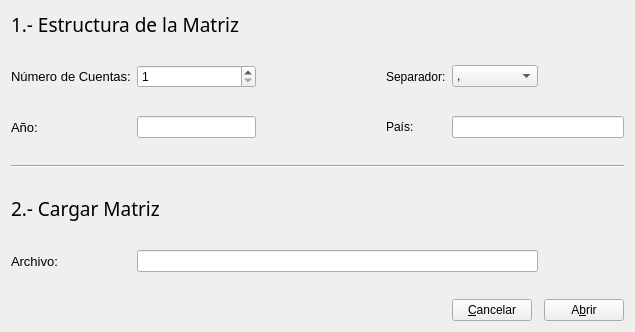
The window that formLoadMatrix.ui (rudmanmrrod/mmcs) describes before a commit, drawn with Qt 5.
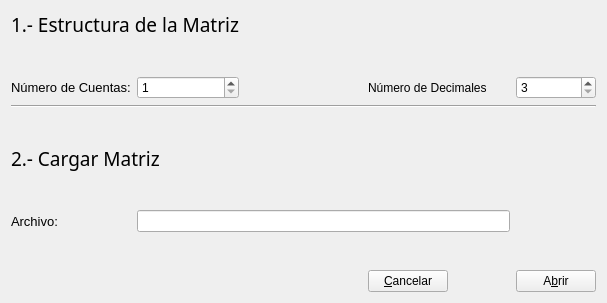
The same window after the commit. Icons and pictures are not drawn.

The edit to the form file:
```diff
--- a/formLoadMatrix.ui
+++ b/formLoadMatrix.ui
@@ -9,8 +9,8 @@
    <rect>
     <x>0</x>
     <y>0</y>
-    <width>635</width>
-    <height>332</height>
+    <width>607</width>
+    <height>303</height>
    </rect>
   </property>
   <property name="windowTitle">
@@ -19,37 +19,20 @@
   <layout class="QVBoxLayout" name="verticalLayout">
    <item>
     <layout class="QGridLayout" name="gridLayout">
-     <item row="13" column="6">
-      <widget class="QPushButton" name="buttonOpen">
-       <property name="text">
-        <string>A&amp;brir</string>
-       </property>
-      </widget>
-     </item>
-     <item row="4" column="1">
-      <widget class="QLineEdit" name="editYear"/>
-     </item>
-     <item row="11" column="1">
-      <spacer name="verticalSpacer">
+     <item row="2" column="2" colspan="2">
+      <spacer name="horizontalSpacer">
        <property name="orientation">
-        <enum>Qt::Vertical</enum>
+        <enum>Qt::Horizontal</enum>
        </property>
        <property name="sizeHint" stdset="0">
         <size>
-         <width>20</width>
-         <height>40</height>
+         <width>40</width>
+         <height>20</height>
         </size>
        </property>
       </spacer>
      </item>
-     <item row="6" column="0" colspan="7">
-      <widget class="Line" name="line">
-       <property name="orientation">
-        <enum>Qt::Horizontal</enum>
-       </property>
-      </widget>
-     </item>
-     <item row="8" column="0" colspan="2">
+     <item row="5" column="0" colspan="2">
       <widget class="QLabel" name="label_2">
        <property name="font">
         <font>
@@ -64,34 +47,75 @@
        </property>
       </widget>
      </item>
-     <item row="4" column="3">
-      <widget class="QLabel" name="label_6">
-       <property name="text">
-        <string>País:</string>
+     <item row="6" column="0">
+      <spacer name="verticalSpacer_5">
+       <property name="orientation">
+        <enum>Qt::Vertical</enum>
        </property>
-      </widget>
+       <property name="sizeHint" stdset="0">
+        <size>
+         <width>20</width>
+         <height>40</height>
+        </size>
+       </property>
+      </spacer>
      </item>
      <item row="4" column="0">
-      <widget class="QLabel" name="label_5">
+      <spacer name="verticalSpacer_3">
+       <property name="orientation">
+        <enum>Qt::Vertical</enum>
+       </property>
+       <property name="sizeHint" stdset="0">
+        <size>
+         <width>20</width>
+         <height>40</height>
+        </size>
+       </property>
+      </spacer>
+     </item>
+     <item row="0" column="0" colspan="2">
+      <widget class="QLabel" name="label">
        <property name="font">
         <font>
-         <pointsize>10</pointsize>
+         <family>Aero Matics</family>
+         <pointsize>14</pointsize>
+         <weight>50</weight>
+         <bold>false</bold>
         </font>
        </property>
        <property name="text">
-        <string>Año:</string>
+        <string>1.- Estructura de la Matriz</string>
        </property>
       </widget>
      </item>
-     <item row="2" column="0">
-      <widget class="QLabel" name="label_3">
-       <property name="font">
-        <font>
-         <pointsize>10</pointsize>
-        </font>
+     <item row="10" column="6">
+      <widget class="QPushButton" name="buttonOpen">
+       <property name="text">
+        <string>A&amp;brir</string>
        </property>
+      </widget>
+     </item>
+     <item row="2" column="4" colspan="2">
+      <widget class="QLabel" name="label_4">
        <property name="text">
-        <string>Número de Cuentas:</string>
+        <string>Número de Decimales</string>
+       </property>
+      </widget>
+     </item>
+     <item row="2" column="6">
+      <widget class="QSpinBox" name="spinBox">
+       <property name="minimum">
+        <number>3</number>
+       </property>
+       <property name="maximum">
+        <number>15</number>
+       </property>
+      </widget>
+     </item>
+     <item row="3" column="0" colspan="7">
+      <widget class="Line" name="line">
+       <property name="orientation">
+        <enum>Qt::Horizontal</enum>
        </property>
       </widget>
      </item>
@@ -102,7 +126,26 @@
        </property>
       </widget>
      </item>
-     <item row="10" column="6">
+     <item row="2" column="0">
+      <widget class="QLabel" name="label_3">
+       <property name="font">
+        <font>
+         <pointsize>10</pointsize>
+        </font>
+       </property>
+       <property name="text">
+        <string>Número de Cuentas:</string>
+       </property>
+      </widget>
+     </item>
+     <item row="7" column="1" colspan="5">
+      <widget class="QLineEdit" name="editFilePath">
+       <property name="readOnly">
+        <bool>true</bool>
+       </property>
+      </widget>
+     </item>
+     <item row="7" column="6">
       <widget class="QPushButton" name="buttonSearch">
        <property name="toolTip">
         <string>Examinar</string>
@@ -119,99 +162,6 @@
        </property>
       </widget>
      </item>
-     <item row="13" column="4">
-      <widget class="QPushButton" name="buttonCancel">
-       <property name="text">
-        <string>&amp;Cancelar</string>
-       </property>
-      </widget>
-     </item>
-     <item row="10" column="1" colspan="5">
-      <widget class="QLineEdit" name="editFilePath">
-       <property name="readOnly">
-        <bool>true</bool>
-       </property>
-      </widget>
-     </item>
-     <item row="0" column="0" colspan="2">
-      <widget class="QLabel" name="label">
-       <property name="font">
-        <font>
-         <family>Aero Matics</family>
-         <pointsize>14</pointsize>
-         <weight>50</weight>
-         <bold>false</bold>
-        </font>
-       </property>
-       <property name="text">
-        <string>1.- Estructura de la Matriz</string>
-       </property>
-      </widget>
-     </item>
-     <item row="10" column="0">
-      <widget class="QLabel" name="label_7">
-       <property name="font">
-        <font>
-         <pointsize>10</pointsize>
-        </font>
-       </property>
-       <property name="text">
-        <string>Archivo:</string>
-       </property>
-      </widget>
-     </item>
-     <item row="3" column="1">
-      <spacer name="verticalSpacer_2">
-       <property name="orientation">
-        <enum>Qt::Vertical</enum>
-       </property>
-       <property name="sizeHint" stdset="0">
-        <size>
-         <width>20</width>
-         <height>40</height>
-        </size>
-       </property>
-      </spacer>
-     </item>
-     <item row="7" column="0">
-      <spacer name="verticalSpacer_3">
-       <property name="orientation">
-        <enum>Qt::Vertical</enum>
-       </property>
-       <property name="sizeHint" stdset="0">
-        <size>
-         <width>20</width>
-         <height>40</height>
-        </size>
-       </property>
-      </spacer>
-     </item>
-     <item row="5" column="0">
-      <spacer name="verticalSpacer_4">
-       <property name="orientation">
-        <enum>Qt::Vertical</enum>
-       </property>
-       <property name="sizeHint" stdset="0">
-        <size>
-         <width>20</width>
-         <height>40</height>
-        </size>
-       </property>
-      </spacer>
-     </item>
-     <item row="9" column="0">
-      <spacer name="verticalSpacer_5">
-       <property name="orientation">
-        <enum>Qt::Vertical</enum>
-       </property>
-       <property name="sizeHint" stdset="0">
-        <size>
-         <width>20</width>
-         <height>40</height>
-        </size>
-       </property>
-      </spacer>
-     </item>
      <item row="1" column="1">
       <spacer name="verticalSpacer_6">
        <property name="orientation">
@@ -225,51 +175,38 @@
        </property>
       </spacer>
      </item>
-     <item row="2" column="2">
-      <spacer name="horizontalSpacer">
+     <item row="7" column="0">
+      <widget class="QLabel" name="label_7">
+       <property name="font">
+        <font>
+         <pointsize>10</pointsize>
+        </font>
+       </property>
+       <property name="text">
+        <string>Archivo:</string>
+       </property>
+      </widget>
+     </item>
+     <item row="10" column="4">
+      <widget class="QPushButton" name="buttonCancel">
+       <property name="text">
+        <string>&amp;Cancelar</string>
+       </property>
+      </widget>
+     </item>
+     <item row="8" column="1">
+      <spacer name="verticalSpacer">
        <property name="orientation">
-        <enum>Qt::Horizontal</enum>
+        <enum>Qt::Vertical</enum>
        </property>
        <property name="sizeHint" stdset="0">
         <size>
-         <width>40</width>
-         <height>20</height>
+         <width>20</width>
+         <height>40</height>
         </size>
        </property>
       </spacer>
      </item>
-     <item row="2" column="3">
-      <widget class="QLabel" name="label_4">
-       <property name="text">
-        <string>Separador:</string>
-       </property>
-      </widget>
-     </item>
-     <item row="2" column="4" colspan="2">
-      <widget class="QComboBox" name="comboSeparator">
-       <property name="editable">
-        <bool>false</bool>
-       </property>
-       <item>
-        <property name="text">
-         <string>,</string>
-        </property>
-       </item>
-       <item>
-        <property name="text">
-         <string>;</string>
-        </property>
-       </item>
-       <item>
-        <property name="text">
-         <string>|</string>
-        </property>
-       </item>
-      </widget>
-     </item>
-     <item row="4" column="4" colspan="3">
-      <widget class="QLineEdit" name="editCountry"/>
-     </item>
     </layout>
    </item>
   </layout>
```
